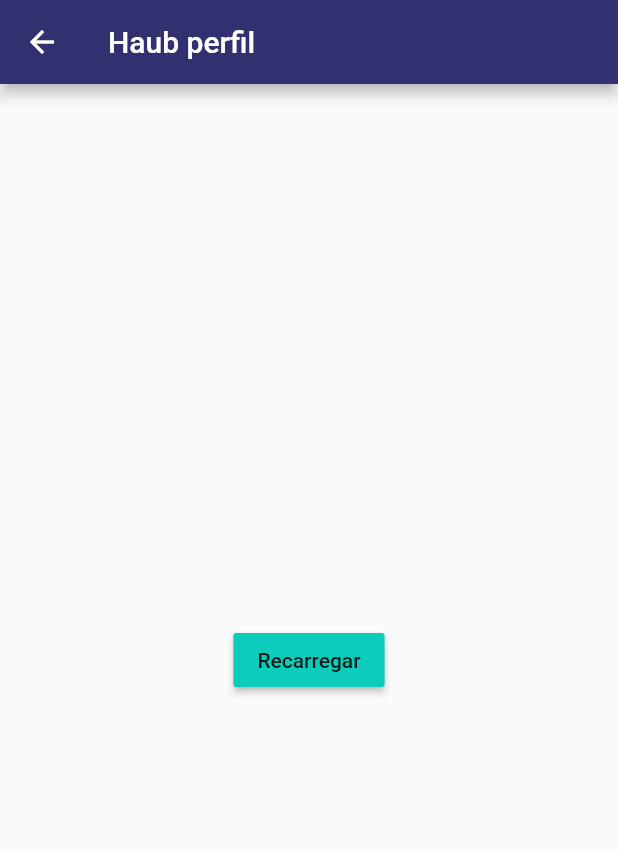
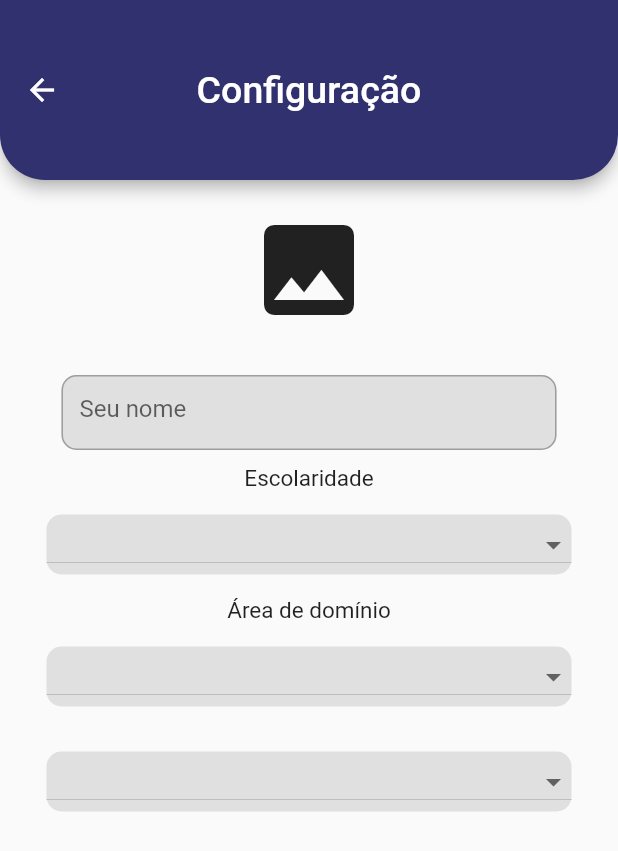
Before and after one commit to nathaliacm/Haub, a Flutter app: the MyProfileScreen screen opened directly, on a phone screen of 412 x 824 dp. Shown: the top 851 px of the screen. Run offline on Flutter 3.47's test engine with Material 2 defaults, Android fonts, the phone set to English and light mode, and no system bars; our stand-ins replace cloud_firestore, firebase_auth, firebase_core, google_sign_in; missing offline and left inert: flutter_auth_buttons; accounts and stored records are empty.

Commit message:
Criando model do dropdownbuttom e iniciando a tela de perfil

```diff
--- /dev/null
+++ b/haub/lib/models/dropDownButtonElement.dart
@@ -0,0 +1,49 @@
+import 'package:flutter/cupertino.dart';
+import 'package:flutter/material.dart';
+
+class DropDownButtomOnly extends StatefulWidget {
+  DropDownButtomOnly(
+      this.dropdownSelected, this.selecionado, this.onChangedDropDown);
+
+  String selecionado;
+  final List<String> dropdownSelected;
+  final Function onChangedDropDown;
+
+  @override
+  _DropDownButtomOnlyState createState() => _DropDownButtomOnlyState();
+}
+
+class _DropDownButtomOnlyState extends State<DropDownButtomOnly> {
+  String currentValue;
+
+  Widget build(BuildContext context) {
+    return Padding(
+      padding: EdgeInsets.all(15),
+      child: Container(
+        width: 350,
+        height: 40,
+        decoration: BoxDecoration(
+          color: Colors.grey[300],
+          borderRadius: BorderRadius.all(Radius.circular(10)),
+        ),
+        child: DropdownButton<String>(
+          value: currentValue,
+          isExpanded: true,
+          items: widget.dropdownSelected.map((String dropDownStringItem) {
+            return DropdownMenuItem<String>(
+              value: dropDownStringItem,
+              child: Padding(
+                padding: EdgeInsets.only(left: 10),
+                child: Text(dropDownStringItem),
+              ),
+            );
+          }).toList(),
+          onChanged: (novoItemSelecionado) {
+            widget.onChangedDropDown(novoItemSelecionado);
+            setState(() => currentValue = novoItemSelecionado);
+          },
+        ),
+      ),
+    );
+  }
+}
--- a/haub/lib/view/perfil/profile.dart
+++ b/haub/lib/view/perfil/profile.dart
@@ -1,34 +1,90 @@
 import 'package:flutter/material.dart';
+import 'package:haub/models/appBar.dart';
 import 'package:haub/models/colorPalette.dart';
+import 'package:haub/models/dropDownButtonElement.dart';
 
+class MyProfileScreen extends StatefulWidget {
+  MyProfileScreen({Key key}) : super(key: key);
 
-class MyProfileScreen extends StatelessWidget {
-  MyProfileScreen({Key key}) : super(key: key);
+  @override
+  _MyProfileScreenState createState() => _MyProfileScreenState();
+}
+
+class _MyProfileScreenState extends State<MyProfileScreen> {
+  String selecionadoEscolaridade;
+  String selecionadoAreadeDominio;
+  String selecionadoNiveldeDominio;
+
+  String escolaridade;
+  String areadeDominio;
+  String niveldeDominio;
 
   @override
   Widget build(BuildContext context) {
     return Scaffold(
-      appBar: AppBar(
-        title: const Text('Haub perfil'),
-        backgroundColor: ColorPalette.primaryColor,
-        leading: Builder(
-          builder: (BuildContext context) {
-            return IconButton(
-              icon: const Icon(Icons.arrow_back),
-              onPressed: () {Navigator.popUntil(context, ModalRoute.withName('/home'));}
-            );
-          },
+      appBar: CircularAppBar('Configuração', 120, true, 25),
+      body: SingleChildScrollView(
+        child: Center(
+          child: Column(
+            children: [
+              Container(
+                padding: EdgeInsets.all(20),
+                child: Icon(
+                  Icons.photo,
+                  size: 80,
+                ),
+              ),
+              Container(
+                padding: EdgeInsets.all(10),
+                height: 70,
+                width: 350,
+                child: TextField(
+                  keyboardType: TextInputType.multiline,
+                  decoration: InputDecoration(
+                    hintText: "Seu nome",
+                    enabledBorder: OutlineInputBorder(
+                      borderSide: BorderSide(color: Colors.grey),
+                      borderRadius: BorderRadius.all(Radius.circular(10)),
+                    ),
+                    labelStyle: TextStyle(color: ColorPalette.textColor),
+                    filled: true,
+                    fillColor: Colors.grey[300],
+                  ),
+                ),
+              ),
+              Text(
+                "Escolaridade",
+                style: TextStyle(fontSize: 15),
+              ),
+
+              DropDownButtomOnly([
+                  "Ensino médio",
+                  "Ensino Superior",
+                  "Mestrado",
+                  "Doutorado"
+                ], escolaridade, (String selecao) => selecao = selecionadoEscolaridade),
+
+              Text(
+                "Área de domínio",
+                style: TextStyle(fontSize: 15),
+              ),
+
+              DropDownButtomOnly(
+                    ["Fisica", "Matematica", "ingles", "Historia"],
+                    areadeDominio,
+                    (String selecao) => selecao = selecionadoAreadeDominio),
+
+
+               DropDownButtomOnly([
+                  "Ensino médio",
+                  "Ensino Superior",
+                  "Mestrado",
+                  "Doutorado"
+                ], niveldeDominio, (String selecao) => selecao = selecionadoNiveldeDominio),
+
+            ],
+          ),
         ),
-      ),
-      body: Center(
-        child: RaisedButton(
-          child: Text("Recarregar"),
-          color: ColorPalette.secondaryColor,
-          onPressed: () {
-            Navigator.push(context, MaterialPageRoute(
-              builder: (BuildContext context) =>  MyProfileScreen()
-          ));
-        }),
       ),
     );
   }
```
